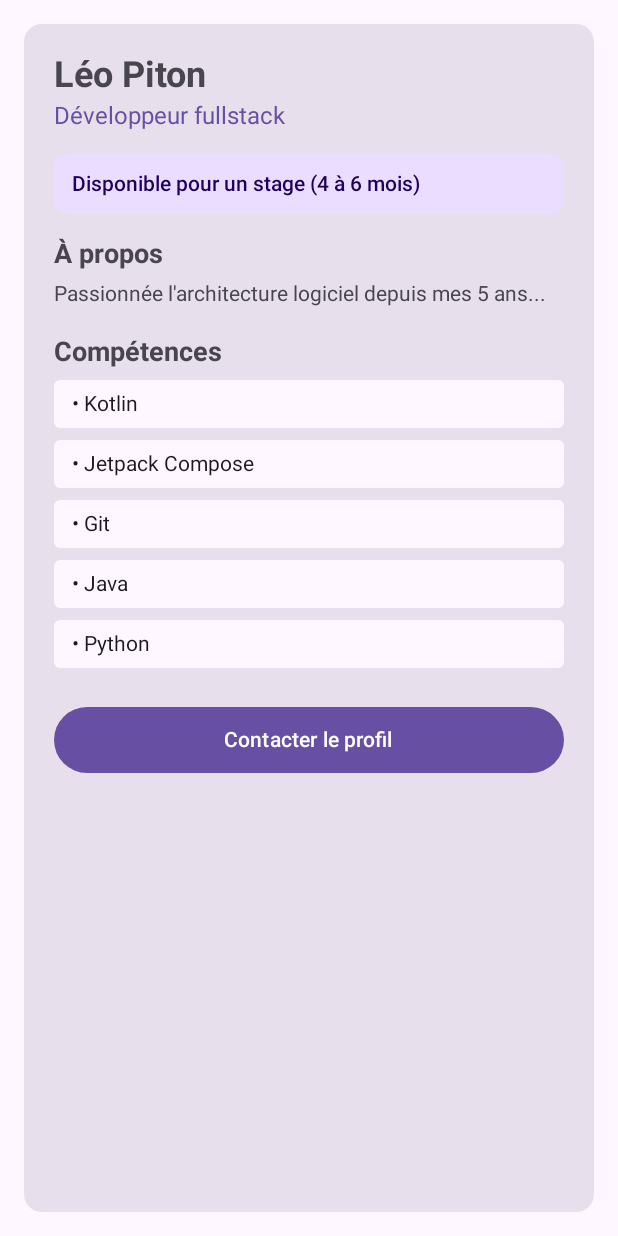
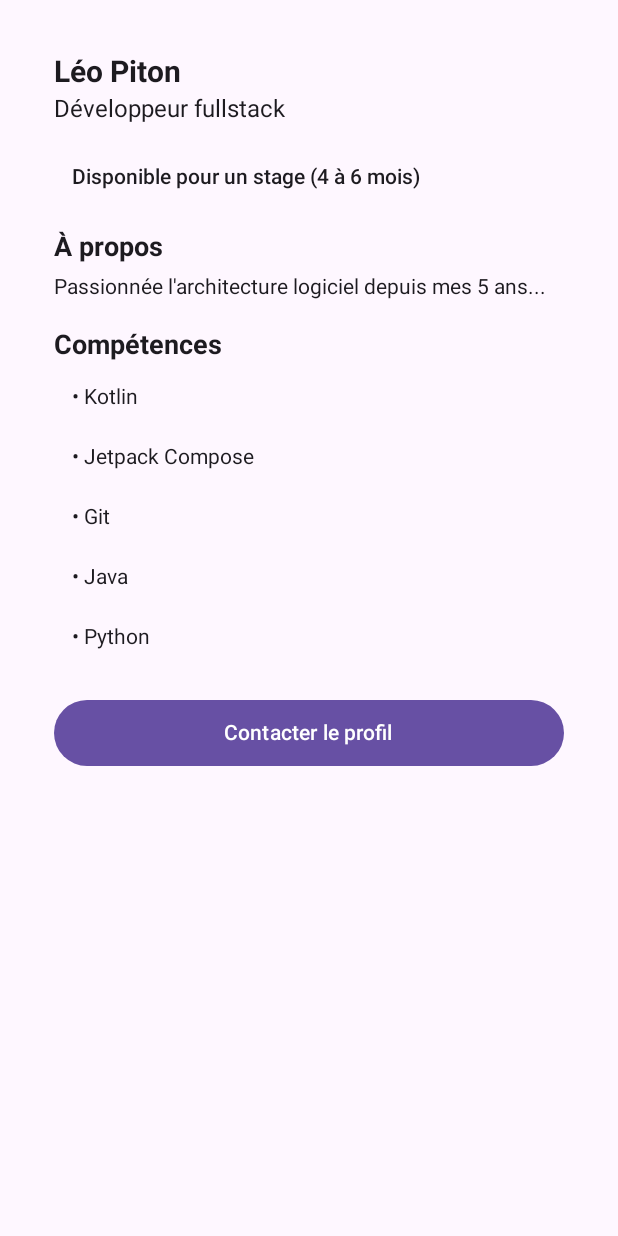
Before and after one commit to Badoux17/Profile_Dev_Jcompose, an Android app built with Jetpack Compose: the screen it shows after launch (MainActivity), on a phone screen of 412 x 824 dp. Run offline under Robolectric (Android 15) with nearby library versions, the phone set to English and light mode, and no system bars.

Commit message:
Light&Dark Color

```diff
--- a/app/src/main/java/com/example/profile_dev_jcompose/MainActivity.kt
+++ b/app/src/main/java/com/example/profile_dev_jcompose/MainActivity.kt
@@ -42,7 +42,6 @@ class MainActivity : ComponentActivity() {
         }
     }
 }
-
 // Composant EcranProfile
 @Composable
 fun EcranProfile(
@@ -58,7 +57,6 @@ fun EcranProfile(
         modifier = modifier.fillMaxSize(),
         color = MaterialTheme.colorScheme.background
     ) {
-        // Padding externe passé au composant enfant ProfileCard pour le décoller des bords de l'écran
         FicheProfile(
             name = name,
             role = role,
@@ -72,7 +70,6 @@ fun EcranProfile(
         )
     }
 }
-
 // Composant FicheProfile
 @Composable
 fun FicheProfile(
@@ -86,10 +83,7 @@ fun FicheProfile(
 ) {
     Surface(
         modifier = modifier,
-        color = MaterialTheme.colorScheme.surfaceVariant,
-        shape = MaterialTheme.shapes.medium
     ) {
-        // Padding interne (20.dp) appliqué à la colonne pour espacer le contenu à l'intérieur de la carte
         Column(
             modifier = Modifier
                 .fillMaxWidth()
@@ -98,7 +92,7 @@ fun FicheProfile(
             EntêteProfile(
                 name = name,
                 role = role,
-                modifier = Modifier.padding(bottom = 16.dp) // Padding externe
+                modifier = Modifier.padding(bottom = 16.dp)
             )
             InfoSecondaire(
                 statusText = availabilityText,
@@ -152,14 +146,12 @@ fun EntêteProfile(
     Column(modifier = modifier.fillMaxWidth()) {
         Text(
             text = name,
-            fontSize = 24.sp,
             fontWeight = FontWeight.Bold,
-            color = MaterialTheme.colorScheme.onSurfaceVariant
+            fontSize = 20.sp,
         )
         Text(
             text = role,
             fontSize = 16.sp,
-            color = MaterialTheme.colorScheme.primary,
             modifier = Modifier.padding(top = 4.dp)
         )
     }
@@ -173,14 +165,7 @@ fun InfoSecondaire(
     onClick: () -> Unit,
     modifier: Modifier = Modifier
 ) {
-    val containerColor = if (isAvailable) {
-        MaterialTheme.colorScheme.primaryContainer
-    } else {
-        MaterialTheme.colorScheme.errorContainer
-    }
     Surface(
-        color = containerColor,
-        shape = MaterialTheme.shapes.small,
         modifier = modifier
             .fillMaxWidth()
             .semantics {
@@ -204,8 +189,7 @@ fun Competence(
     modifier: Modifier = Modifier
 ) {
     Surface(
-        color = MaterialTheme.colorScheme.surface,
-        shape = MaterialTheme.shapes.extraSmall,
+
         modifier = modifier.fillMaxWidth()
     ) {
         Text(
```
Also changed, not shown: app/src/main/java/com/example/profile_dev_jcompose/ui/theme/Theme.kt (+15 -14 lines).
